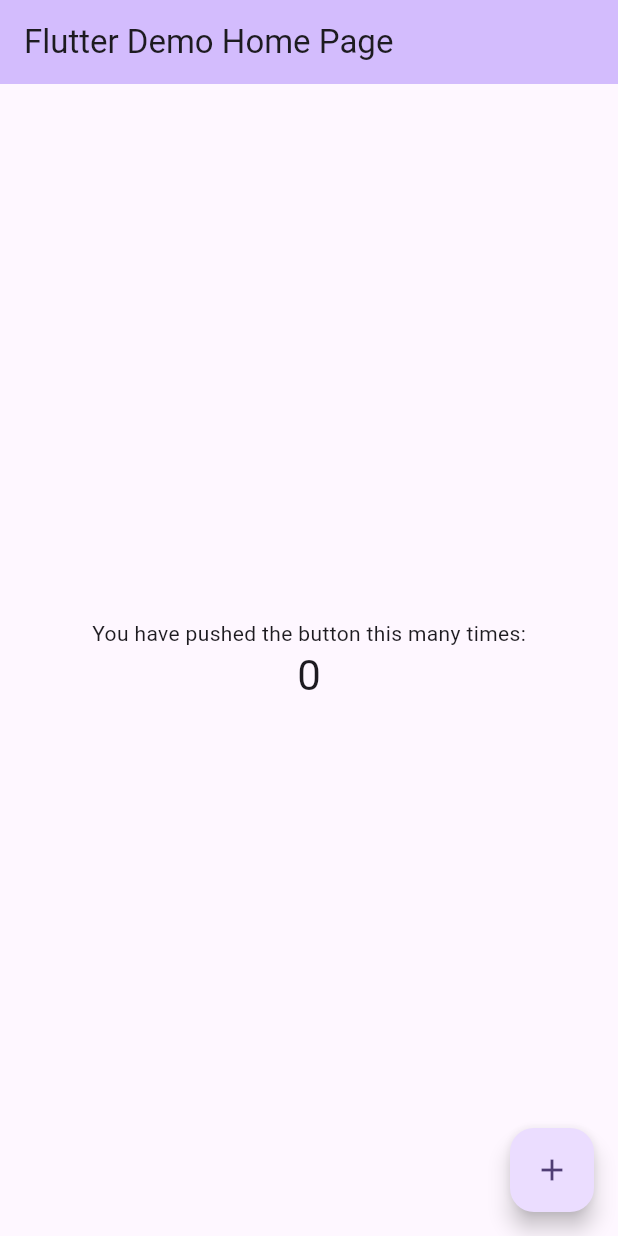
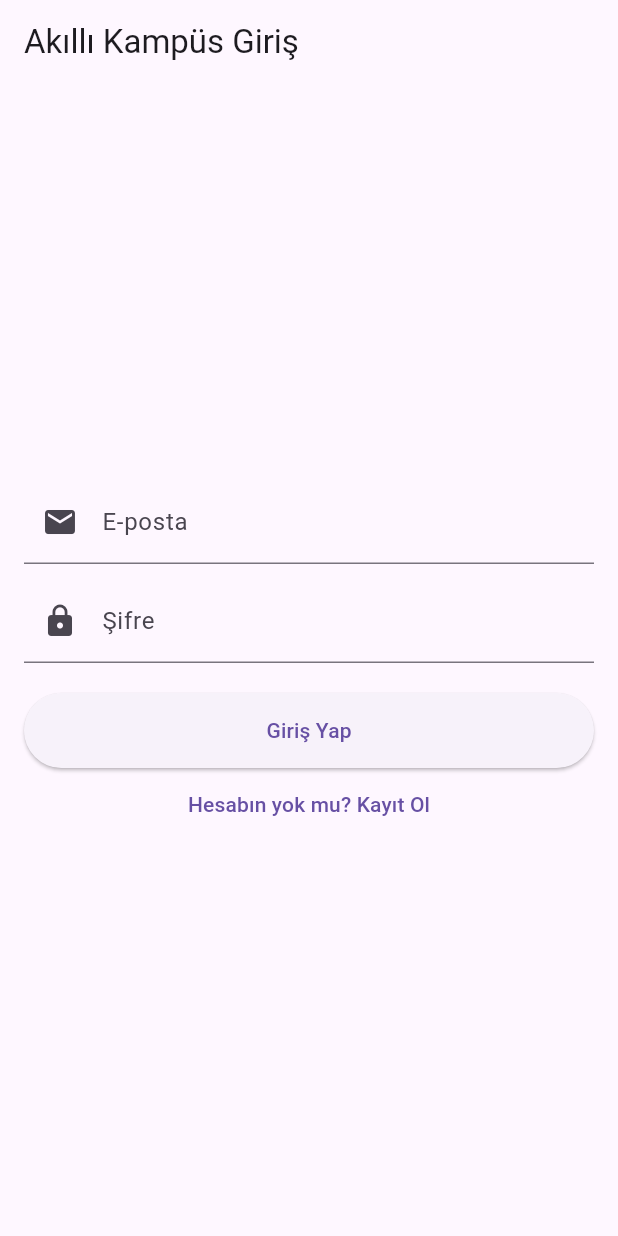
Before and after one commit to ba2hanz/smart_campus_alert_system, a Flutter app: the screen it shows after launch, on a phone screen of 412 x 824 dp. Run offline on Flutter 3.47's test engine with Material 3 defaults, Android fonts, the light colour scheme and no system bars; our stand-ins replace cloud_firestore, firebase_auth, firebase_core; accounts and stored records are empty; generated files the repository leaves out were written again.

Commit message:
Ekranlar yapıldı İbrahim in admin kısmını yapmasını bekliyorum

```diff
--- a/lib/main.dart
+++ b/lib/main.dart
@@ -1,122 +1,38 @@
 import 'package:flutter/material.dart';
+import 'package:firebase_core/firebase_core.dart';
+import 'firebase_options.dart'; // Bu dosya sende var, configure ile oluştu
+import 'screens/auth/login_screen.dart';
+import 'screens/auth/register_screen.dart';
+import 'screens/home/home_screen.dart';
+import 'screens/detail/incident_detail_screen.dart';
 
-void main() {
-  runApp(const MyApp());
+void main() async {
+  WidgetsFlutterBinding.ensureInitialized();
+  await Firebase.initializeApp(
+    options: DefaultFirebaseOptions.currentPlatform,
+  );
+  runApp(MyApp());
 }
 
 class MyApp extends StatelessWidget {
-  const MyApp({super.key});
-
-  // This widget is the root of your application.
   @override
   Widget build(BuildContext context) {
     return MaterialApp(
-      title: 'Flutter Demo',
-      theme: ThemeData(
-        // This is the theme of your application.
-        //
-        // TRY THIS: Try running your application with "flutter run". You'll see
-        // the application has a purple toolbar. Then, without quitting the app,
-        // try changing the seedColor in the colorScheme below to Colors.green
-        // and then invoke "hot reload" (save your changes or press the "hot
-        // reload" button in a Flutter-supported IDE, or press "r" if you used
-        // the command line to start the app).
-        //
-        // Notice that the counter didn't reset back to zero; the application
-        // state is not lost during the reload. To reset the state, use hot
-        // restart instead.
-        //
-        // This works for code too, not just values: Most code changes can be
-        // tested with just a hot reload.
-        colorScheme: .fromSeed(seedColor: Colors.deepPurple),
-      ),
-      home: const MyHomePage(title: 'Flutter Demo Home Page'),
+      title: 'Akıllı Kampüs',
+      debugShowCheckedModeBanner: false,
+      theme: ThemeData(primarySwatch: Colors.blue),
+
+      // İlk açılışta Giriş Ekranı gelsin
+      initialRoute: '/login',
+
+      routes: {
+        '/login': (context) => LoginScreen(),
+        '/register': (context) => RegisterScreen(),
+        '/home': (context) => HomeScreen(),
+        '/detail': (context) => IncidentDetailScreen(),
+        // Arkadaşın Admin panelini yapınca burayı açacaksın:
+        // '/adminHome': (context) => AdminHomeScreen(),
+      },
     );
   }
 }
-
-class MyHomePage extends StatefulWidget {
-  const MyHomePage({super.key, required this.title});
-
-  // This widget is the home page of your application. It is stateful, meaning
-  // that it has a State object (defined below) that contains fields that affect
-  // how it looks.
-
-  // This class is the configuration for the state. It holds the values (in this
-  // case the title) provided by the parent (in this case the App widget) and
-  // used by the build method of the State. Fields in a Widget subclass are
-  // always marked "final".
-
-  final String title;
-
-  @override
-  State<MyHomePage> createState() => _MyHomePageState();
-}
-
-class _MyHomePageState extends State<MyHomePage> {
-  int _counter = 0;
-
-  void _incrementCounter() {
-    setState(() {
-      // This call to setState tells the Flutter framework that something has
-      // changed in this State, which causes it to rerun the build method below
-      // so that the display can reflect the updated values. If we changed
-      // _counter without calling setState(), then the build method would not be
-      // called again, and so nothing would appear to happen.
-      _counter++;
-    });
-  }
-
-  @override
-  Widget build(BuildContext context) {
-    // This method is rerun every time setState is called, for instance as done
-    // by the _incrementCounter method above.
-    //
-    // The Flutter framework has been optimized to make rerunning build methods
-    // fast, so that you can just rebuild anything that needs updating rather
-    // than having to individually change instances of widgets.
-    return Scaffold(
-      appBar: AppBar(
-        // TRY THIS: Try changing the color here to a specific color (to
-        // Colors.amber, perhaps?) and trigger a hot reload to see the AppBar
-        // change color while the other colors stay the same.
-        backgroundColor: Theme.of(context).colorScheme.inversePrimary,
-        // Here we take the value from the MyHomePage object that was created by
-        // the App.build method, and use it to set our appbar title.
-        title: Text(widget.title),
-      ),
-      body: Center(
-        // Center is a layout widget. It takes a single child and positions it
-        // in the middle of the parent.
-        child: Column(
-          // Column is also a layout widget. It takes a list of children and
-          // arranges them vertically. By default, it sizes itself to fit its
-          // children horizontally, and tries to be as tall as its parent.
-          //
-          // Column has various properties to control how it sizes itself and
-          // how it positions its children. Here we use mainAxisAlignment to
-          // center the children vertically; the main axis here is the vertical
-          // axis because Columns are vertical (the cross axis would be
-          // horizontal).
-          //
-          // TRY THIS: Invoke "debug painting" (choose the "Toggle Debug Paint"
-          // action in the IDE, or press "p" in the console), to see the
-          // wireframe for each widget.
-          mainAxisAlignment: .center,
-          children: [
-            const Text('You have pushed the button this many times:'),
-            Text(
-              '$_counter',
-              style: Theme.of(context).textTheme.headlineMedium,
-            ),
-          ],
-        ),
-      ),
-      floatingActionButton: FloatingActionButton(
-        onPressed: _incrementCounter,
-        tooltip: 'Increment',
-        child: const Icon(Icons.add),
-      ),
-    );
-  }
-}
--- /dev/null
+++ b/lib/screens/auth/login_screen.dart
@@ -0,0 +1,75 @@
+import 'package:flutter/material.dart';
+import 'package:firebase_auth/firebase_auth.dart';
+import 'package:cloud_firestore/cloud_firestore.dart';
+
+class LoginScreen extends StatefulWidget {
+  @override
+  _LoginScreenState createState() => _LoginScreenState();
+}
+
+class _LoginScreenState extends State<LoginScreen> {
+  final _emailController = TextEditingController();
+  final _passwordController = TextEditingController();
+  bool _isLoading = false;
+
+  Future<void> _login() async {
+    setState(() => _isLoading = true);
+    try {
+      // 1. Giriş Yapma kısmı
+      UserCredential userCred = await FirebaseAuth.instance.signInWithEmailAndPassword(
+        email: _emailController.text.trim(),
+        password: _passwordController.text.trim(),
+      );
+
+      // 2. Rolü Kontrol et
+      DocumentSnapshot userDoc = await FirebaseFirestore.instance
+          .collection('users')
+          .doc(userCred.user!.uid)
+          .get();
+
+      if (userDoc.exists) {
+        String role = userDoc.get('role');
+        if (role == 'admin') {
+          // Admin paneli rotası (İbo yapınca aktif edeceğim)   !!!!!UNUTMAAAAAAAAAA
+          // Navigator.pushReplacementNamed(context, '/adminHome');
+          ScaffoldMessenger.of(context).showSnackBar(SnackBar(content: Text("Admin girişi! (Admin sayfası henüz yok)")));
+        } else {
+          // Normal User -> Ana Sayfaya
+          Navigator.pushReplacementNamed(context, '/home');
+        }
+      }
+    } on FirebaseAuthException catch (e) {
+      ScaffoldMessenger.of(context).showSnackBar(SnackBar(content: Text("Hata: ${e.message}"), backgroundColor: Colors.red));
+    } finally {
+      if(mounted) setState(() => _isLoading = false);
+    }
+  }
+
+  @override
+  Widget build(BuildContext context) {
+    return Scaffold(
+      appBar: AppBar(title: Text("Akıllı Kampüs Giriş")),
+      body: Padding(
+        padding: EdgeInsets.all(16),
+        child: Column(
+          mainAxisAlignment: MainAxisAlignment.center,
+          children: [
+            TextField(controller: _emailController, decoration: InputDecoration(labelText: "E-posta", prefixIcon: Icon(Icons.email))),
+            SizedBox(height: 10),
+            TextField(controller: _passwordController, obscureText: true, decoration: InputDecoration(labelText: "Şifre", prefixIcon: Icon(Icons.lock))),
+            SizedBox(height: 20),
+            _isLoading ? CircularProgressIndicator() : ElevatedButton(
+              onPressed: _login,
+              child: Text("Giriş Yap"),
+              style: ElevatedButton.styleFrom(minimumSize: Size(double.infinity, 50)),
+            ),
+            TextButton(
+              onPressed: () => Navigator.pushNamed(context, '/register'),
+              child: Text("Hesabın yok mu? Kayıt Ol"),
+            )
+          ],
+        ),
+      ),
+    );
+  }
+}
```
Also changed, not shown: lib/screens/auth/register_screen.dart (added, +78 -0 lines), lib/screens/detail/incident_detail_screen.dart (added, +90 -0 lines), lib/screens/home/home_screen.dart (added, +120 -0 lines), pubspec.yaml (+12 -75 lines), pubspec.lock.
